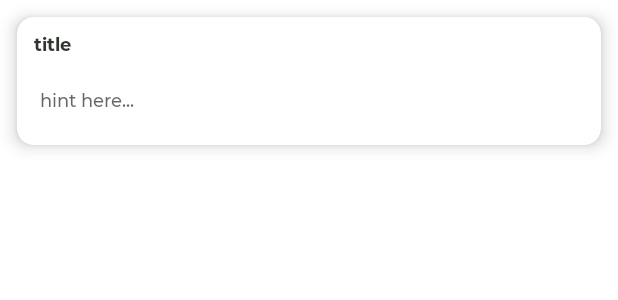
After one commit to sherimello/kirshokerBondhu, an Android app: the layout titled_edittext_layout.xml on its own in the app's theme, with its tools: preview values and no code run, on a phone screen of 412 x 824 dp. The commit adds this screen. Shown: the top 300 px of the screen. Run offline under Robolectric (Android 15) with nearby library versions, the phone set to English and light mode, and no system bars.

Commit message:
home ui created alhamdulillah

```diff
--- a/app/build.gradle
+++ b/app/build.gradle
@@ -14,6 +14,8 @@ android {
         versionName "1.0"
 
         testInstrumentationRunner "androidx.test.runner.AndroidJUnitRunner"
+        targetSdkVersion 30
+        minSdkVersion 21
     }
 
     buildTypes {
@@ -26,6 +28,8 @@ android {
         sourceCompatibility JavaVersion.VERSION_1_8
         targetCompatibility JavaVersion.VERSION_1_8
     }
+    compileSdkVersion 30
+    buildToolsVersion '30.0.3'
 }
 
 dependencies {
--- /dev/null
+++ b/app/src/main/res/layout/titled_edittext_layout.xml
@@ -0,0 +1,57 @@
+<?xml version="1.0" encoding="utf-8"?>
+<androidx.constraintlayout.widget.ConstraintLayout xmlns:android="http://schemas.android.com/apk/res/android"
+    xmlns:app="http://schemas.android.com/apk/res-auto"
+    android:id="@+id/coordinate_field"
+    android:layout_width="match_parent"
+    android:layout_height="wrap_content">
+
+    <androidx.cardview.widget.CardView
+        android:id="@+id/cardView"
+        android:layout_width="match_parent"
+        android:layout_height="wrap_content"
+        android:layout_margin="11dp"
+        app:cardCornerRadius="11dp"
+        app:cardElevation="7dp"
+        app:layout_constraintBottom_toBottomOf="parent"
+        app:layout_constraintEnd_toEndOf="parent"
+        app:layout_constraintStart_toStartOf="parent"
+        app:layout_constraintTop_toTopOf="parent">
+
+        <LinearLayout
+            android:layout_width="match_parent"
+            android:layout_height="wrap_content"
+            android:orientation="vertical">
+
+            <TextView
+                android:id="@+id/text_title"
+                android:layout_width="wrap_content"
+                android:layout_height="wrap_content"
+                android:layout_marginStart="11dp"
+                android:layout_marginTop="11dp"
+                android:fontFamily="@font/bontserrat_bold"
+                android:includeFontPadding="false"
+                android:text="@string/title"
+                android:textColor="@color/greenishGrey"
+                android:textSize="12sp"
+                app:layout_constraintBottom_toTopOf="@+id/cardView"
+                app:layout_constraintEnd_toEndOf="parent"
+                app:layout_constraintHorizontal_bias="0"
+                app:layout_constraintStart_toStartOf="parent"
+                app:layout_constraintTop_toTopOf="parent" />
+
+            <EditText
+                android:layout_width="match_parent"
+                android:layout_height="wrap_content"
+                android:layout_margin="11dp"
+                android:backgroundTint="@color/white"
+                android:fontFamily="@font/montserrat_medium"
+                android:hint="@string/hint_here"
+                android:textColor="@color/black"
+                android:textSize="12sp" />
+        </LinearLayout>
+
+
+    </androidx.cardview.widget.CardView>
+
+
+</androidx.constraintlayout.widget.ConstraintLayout>
--- a/app/src/main/res/values/colors.xml
+++ b/app/src/main/res/values/colors.xml
@@ -7,5 +7,8 @@
     <color name="teal_700">#FF018786</color>
     <color name="black">#FF000000</color>
     <color name="white">#FFFFFFFF</color>
-    <color name="greenishGrey">#303530</color>
+    <color name="transparent">#00FFFFFF</color>
+    <color name="greenishGrey">#FF303530</color>
+    <color name="lightGreen">#FFCEFACE</color>
+    <color name="green">#218A04</color>
 </resources>
--- a/app/src/main/res/values/strings.xml
+++ b/app/src/main/res/values/strings.xml
@@ -1,3 +1,5 @@
+<?xml version="1.0" encoding="utf-8"?>
+
 <resources>
     <string name="app_name">Krishaker Bondhu</string>
     <string name="Continue">continue</string>
@@ -14,4 +16,75 @@
     <string name="sign_in_with_google">sign in with Google</string>
     <string name="designed_and_developed_by_team_amigo_ltd">designed and developed by team Amigo LTD.</string>
     <string name="intro_prompt">first ever application dedicated solely to help our beloved farmers, as a token of appreciation from team Amigo...</string>
+    <string name="dummy_mail">sheriMello1342021@gmail.com</string>
+    <string name="hint_here">hint here...</string>
+    <string name="title">title</string>
+
+<!--    <string-array name="bd_districts">-->
+<!--        <item>Dhaka</item>-->
+<!--        <item>Faridpur</item>-->
+<!--        <item>Gazipur</item>-->
+<!--        <item>Gopalganj</item>-->
+<!--        <item>Jamalpur</item>-->
+<!--        <item>Kishoreganj</item>-->
+<!--        <item>Madaripur</item>-->
+<!--        <item>Manikganj</item>-->
+<!--        <item>Munshiganj</item>-->
+<!--        <item>Mymensingh</item>-->
+<!--        <item>Narayanganj</item>-->
+<!--        <item>Narsingdi</item>-->
+<!--        <item>Netrokona</item>-->
+<!--        <item>Rajbari</item>-->
+<!--        <item>Shariatpur</item>-->
+<!--        <item>Sherpur</item>-->
+<!--        <item>Tangail</item>-->
+<!--        <item>Bogura</item>-->
+<!--        <item>Joypurhat</item>-->
+<!--        <item>Naogaon</item>-->
+<!--        <item>Natore</item>-->
+<!--        <item>Nawabganj</item>-->
+<!--        <item>Pabna</item>-->
+<!--        <item>Rajshahi</item>-->
+<!--        <item>Sirajgonj</item>-->
+<!--        <item>Dinajpur</item>-->
+<!--        <item>Gaibandha</item>-->
+<!--        <item>Kurigram</item>-->
+<!--        <item>Lalmonirhat</item>-->
+<!--        <item>Nilphamari</item>-->
+<!--        <item>Panchagarh</item>-->
+<!--        <item>Rangpur</item>-->
+<!--        <item>Thakurgaon</item>-->
+<!--        <item>Barguna</item>-->
+<!--        <item>Barishal</item>-->
+<!--        <item>Bhola</item>-->
+<!--        <item>Jhalokati</item>-->
+<!--        <item>Patuakhali</item>-->
+<!--        <item>Pirojpur</item>-->
+<!--        <item>Bandarban</item>-->
+<!--        <item>Brahmanbaria</item>-->
+<!--        <item>Chandpur</item>-->
+<!--        <item>Chattogram</item>-->
+<!--        <item>Cumilla</item>-->
+<!--        <item>Cox's Bazar</item>-->
+<!--        <item>Feni</item>-->
+<!--        <item>Khagrachari</item>-->
+<!--        <item>Lakshmipur</item>-->
+<!--        <item>Noakhali</item>-->
+<!--        <item>Rangamati</item>-->
+<!--        <item>Habiganj</item>-->
+<!--        <item>Maulvibazar</item>-->
+<!--        <item>Sunamganj</item>-->
+<!--        <item>Sylhet</item>-->
+<!--        <item>Bagerhat</item>-->
+<!--        <item>Chuadanga</item>-->
+<!--        <item>Jashore</item>-->
+<!--        <item>Jhenaidah</item>-->
+<!--        <item>Khulna</item>-->
+<!--        <item>Kushtia</item>-->
+<!--        <item>Magura</item>-->
+<!--        <item>Meherpur</item>-->
+<!--        <item>Narail</item>-->
+<!--        <item>Satkhira</item>-->
+<!--    </string-array>-->
+
 </resources>
--- a/gradle.properties
+++ b/gradle.properties
@@ -6,7 +6,8 @@
 # http://www.gradle.org/docs/current/userguide/build_environment.html
 # Specifies the JVM arguments used for the daemon process.
 # The setting is particularly useful for tweaking memory settings.
-org.gradle.jvmargs=-Xmx2048m -Dfile.encoding=UTF-8
+org.gradle.jvmargs=-Xmx4608m -Dfile.encoding=UTF-8
+#gradle.properties.org.gradle.jvmargs=-xmx4608m
 # When configured, Gradle will run in incubating parallel mode.
 # This option should only be used with decoupled projects. More details, visit
 # http://www.gradle.org/docs/current/userguide/multi_project_builds.html#sec:decoupled_projects
--- a/settings.gradle
+++ b/settings.gradle
@@ -3,7 +3,7 @@ dependencyResolutionManagement {
     repositories {
         google()
         mavenCentral()
-        jcenter() // Warning: this repository is going to shut down soon
+         // Warning: this repository is going to shut down soon
     }
 }
 rootProject.name = "kirshokerBondhu"
```
Also changed, not shown: app/src/main/res/drawable/bottom_left_curve.xml (added, +10 -0 lines), app/src/main/res/values-night/themes.xml (+17 -2 lines), app/src/main/res/values/themes.xml (+17 -2 lines), app/src/main/res/drawable-v24/menu1.png (added), gradle/wrapper/gradle-wrapper.properties.
